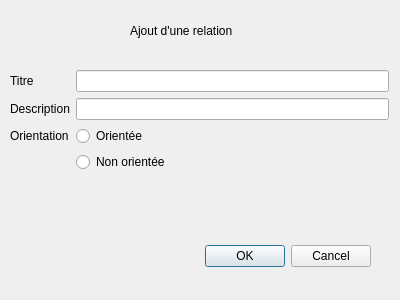
Before: the Qt Designer form QtVersion/formrelation.ui in julieberteaux/LO21, drawn with Qt 5.
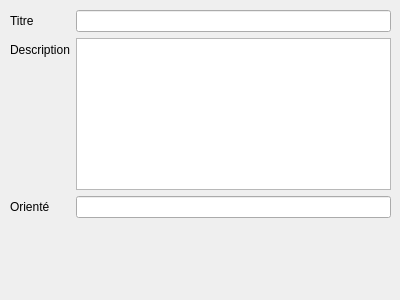
After: the same form once the commit is applied.

```diff
--- a/QtVersion/formrelation.ui
+++ b/QtVersion/formrelation.ui
@@ -1,7 +1,7 @@
 <?xml version="1.0" encoding="UTF-8"?>
 <ui version="4.0">
  <class>FormRelation</class>
- <widget class="QDialog" name="FormRelation">
+ <widget class="QWidget" name="FormRelation">
   <property name="geometry">
    <rect>
     <x>0</x>
@@ -13,32 +13,16 @@
   <property name="windowTitle">
    <string>Dialog</string>
   </property>
-  <widget class="QDialogButtonBox" name="buttonBox">
-   <property name="geometry">
-    <rect>
-     <x>30</x>
-     <y>240</y>
-     <width>341</width>
-     <height>32</height>
-    </rect>
-   </property>
-   <property name="orientation">
-    <enum>Qt::Horizontal</enum>
-   </property>
-   <property name="standardButtons">
-    <set>QDialogButtonBox::Cancel|QDialogButtonBox::Ok</set>
-   </property>
-  </widget>
-  <widget class="QWidget" name="formLayoutWidget_2">
+  <widget class="QWidget" name="formLayoutWidget">
    <property name="geometry">
     <rect>
      <x>10</x>
-     <y>70</y>
-     <width>379</width>
-     <height>153</height>
+     <y>10</y>
+     <width>381</width>
+     <height>208</height>
     </rect>
    </property>
-   <layout class="QFormLayout" name="formLayout_2">
+   <layout class="QFormLayout" name="formLayout">
     <item row="0" column="0">
      <widget class="QLabel" name="titleLabel">
       <property name="text">
@@ -57,44 +41,20 @@
      </widget>
     </item>
     <item row="1" column="1">
-     <widget class="QLineEdit" name="titleLineEdit_2"/>
+     <widget class="QTextEdit" name="textEdit"/>
     </item>
     <item row="2" column="0">
      <widget class="QLabel" name="descriptionLabel_2">
       <property name="text">
-       <string>Orientation</string>
-      </property>
-     </widget>
-    </item>
-    <item row="3" column="1">
-     <widget class="QRadioButton" name="nonOriented">
-      <property name="text">
-       <string>Non orientée</string>
+       <string>Orienté</string>
       </property>
      </widget>
     </item>
     <item row="2" column="1">
-     <widget class="QRadioButton" name="oriented">
-      <property name="text">
-       <string>Orientée</string>
-      </property>
-     </widget>
+     <widget class="QLineEdit" name="idVersionLineEdit"/>
     </item>
    </layout>
   </widget>
-  <widget class="QLabel" name="label">
-   <property name="geometry">
-    <rect>
-     <x>130</x>
-     <y>20</y>
-     <width>131</width>
-     <height>21</height>
-    </rect>
-   </property>
-   <property name="text">
-    <string>Ajout d'une relation</string>
-   </property>
-  </widget>
  </widget>
  <resources/>
  <connections>
```
Left out of the diff: 45 changed lines with no effect on the pictures.
